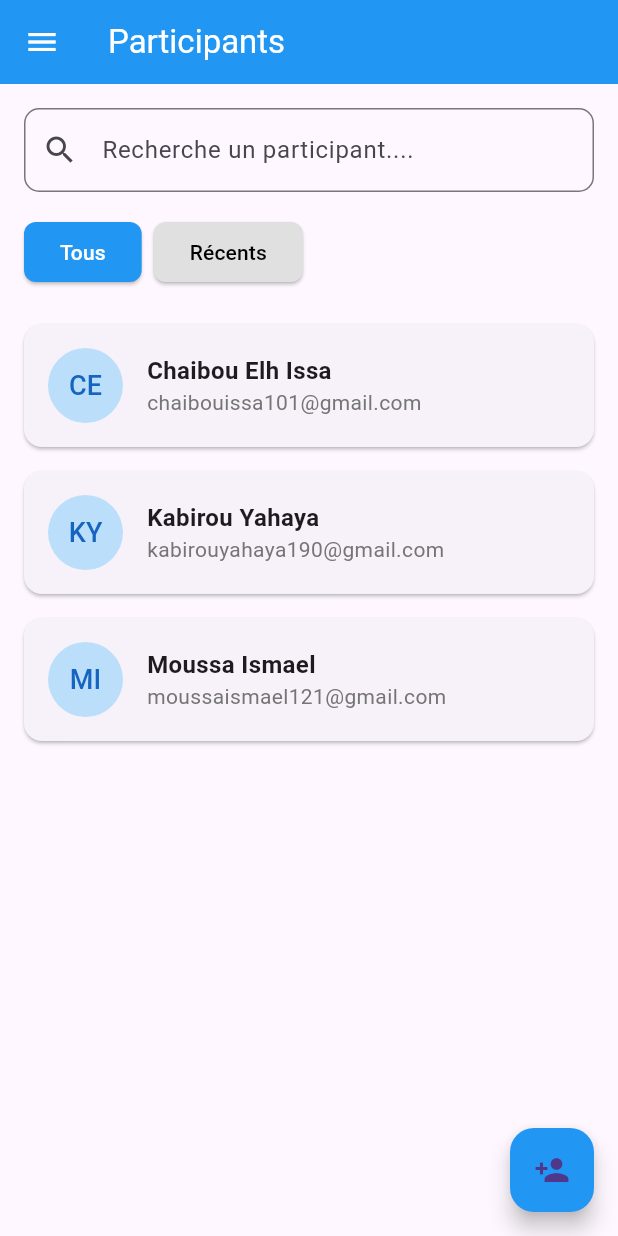
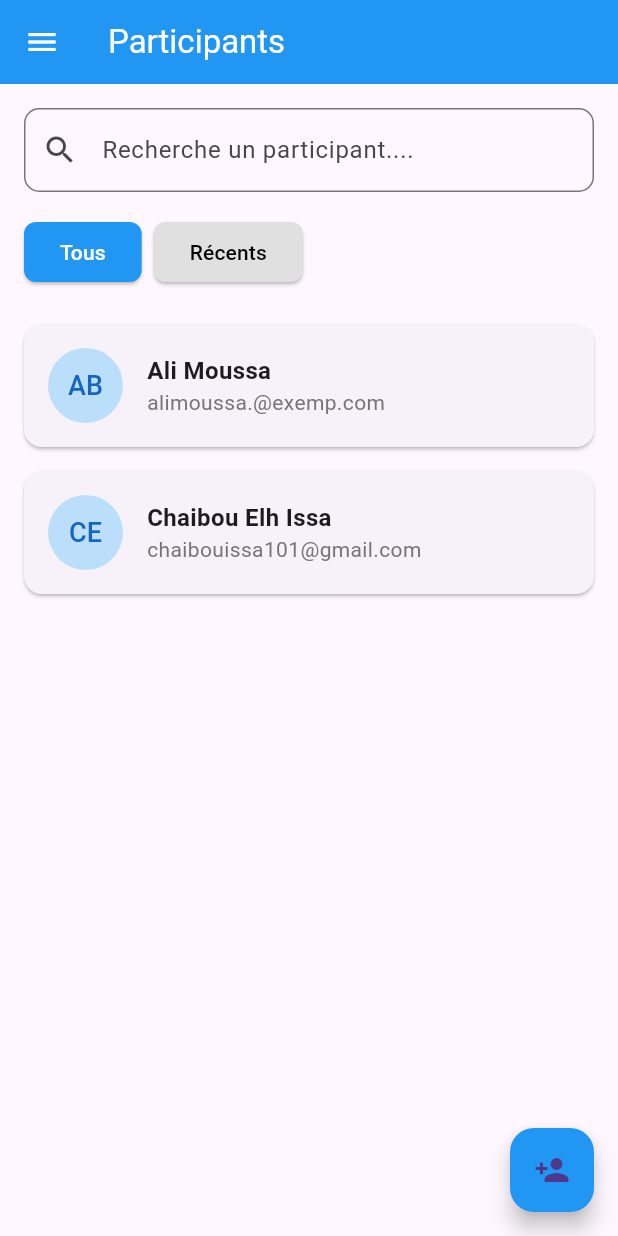
Before and after one commit to Gaman-cmd/projet, a Flutter app: the ParticipantsPage screen opened directly, on a phone screen of 412 x 824 dp. Run offline on Flutter 3.47's test engine with Material 3 defaults, Android fonts, the light colour scheme and no system bars; our stand-ins replace pdf, printing, qr_flutter, share_plus; missing offline and left inert: qr; network calls fail.

Commit message:
commit
salut

```diff
--- a/app_qr_formation/lib/Formation.dart
+++ b/app_qr_formation/lib/Formation.dart
@@ -127,7 +127,7 @@ class _FormationsPageState extends State<FormationsPage> {
   Widget build(BuildContext context) {
     return Scaffold(
       appBar: AppBar(
-        backgroundColor: const Color.fromARGB(255, 231, 3, 3),
+        backgroundColor: Colors.blue,
         title: Text('Formations', style: TextStyle(color: Colors.white)),
         actions: [
           IconButton(
--- a/app_qr_formation/lib/home_page.dart
+++ b/app_qr_formation/lib/home_page.dart
@@ -228,147 +228,6 @@ class __AccueilPageContentState extends State<_AccueilPageContent> {
     return '${date.day}/${date.month}/${date.year}';
   }
 }
-
-class ParticipantsPage extends StatelessWidget {
-  @override
-  Widget build(BuildContext context) {
-    return Scaffold(
-      appBar: AppBar(
-        backgroundColor: Colors.blue,
-        title: Text('Participants', style: TextStyle(color: Colors.white)),
-        leading: IconButton(
-          icon: Icon(Icons.menu, color: Colors.white),
-          onPressed: () {
-            // Action du menu
-          },
-        ),
-      ),
-      body: Column(
-        children: <Widget>[
-          Padding(
-            padding: const EdgeInsets.all(16.0),
-            child: TextField(
-              decoration: InputDecoration(
-                prefixIcon: Icon(Icons.search),
-                hintText: 'Recherche un participant....',
-                border: OutlineInputBorder(
-                  borderRadius: BorderRadius.circular(10.0),
-                ),
-              ),
-            ),
-          ),
-          Padding(
-            padding: const EdgeInsets.symmetric(horizontal: 16.0),
-            child: Row(
-              children: <Widget>[
-                ElevatedButton(
-                  onPressed: () {
-                    // Action pour afficher tous les participants
-                  },
-                  child: Text('Tous'),
-                  style: ElevatedButton.styleFrom(
-                    backgroundColor: Colors.blue,
-                    foregroundColor: Colors.white,
-                    shape: RoundedRectangleBorder(
-                      borderRadius: BorderRadius.circular(8.0),
-                    ),
-                  ),
-                ),
-                SizedBox(width: 8.0),
-                ElevatedButton(
-                  onPressed: () {
-                    // Action pour afficher les participants récents
-                  },
-                  child: Text('Récents'),
-                  style: ElevatedButton.styleFrom(
-                    backgroundColor: Colors.grey[300],
-                    foregroundColor: Colors.black,
-                    shape: RoundedRectangleBorder(
-                      borderRadius: BorderRadius.circular(8.0),
-                    ),
-                  ),
-                ),
-              ],
-            ),
-          ),
-          Expanded(
-            child: ListView(
-              padding: const EdgeInsets.all(16.0),
-              children: <Widget>[
-                _buildParticipantItem(
-                  initials: 'CE',
-                  name: 'Chaibou Elh Issa',
-                  email: 'chaibouissa101@gmail.com',
-                ),
-                _buildParticipantItem(
-                  initials: 'KY',
-                  name: 'Kabirou Yahaya',
-                  email: 'kabirouyahaya190@gmail.com',
-                ),
-                _buildParticipantItem(
-                  initials: 'MI',
-                  name: 'Moussa Ismael',
-                  email: 'moussaismael121@gmail.com',
-                ),
-                // Ajoutez d'autres participants ici
-              ],
-            ),
-          ),
-        ],
-      ),
- floatingActionButton: FloatingActionButton(
-  onPressed: () {
-    Navigator.push(
-      context,
-      MaterialPageRoute(builder: (context) => AddParticipantPage()),
-    );
-  },
-  child: Icon(Icons.person_add),
-  backgroundColor: Colors.blue,
-),
-      floatingActionButtonLocation: FloatingActionButtonLocation.endFloat,
-    );
-  }
-
-  Widget _buildParticipantItem({
-    required String initials,
-    required String name,
-    required String email,
-  }) {
-    return Card(
-      margin: EdgeInsets.symmetric(vertical: 8.0),
-      child: Padding(
-        padding: const EdgeInsets.all(16.0),
-        child: Row(
-          children: <Widget>[
-            CircleAvatar(
-              backgroundColor: Colors.blue[100],
-              radius: 25,
-              child: Text(
-                initials,
-                style: TextStyle(fontSize: 18, color: Colors.blue[800]),
-              ),
-            ),
-            SizedBox(width: 16.0),
-            Expanded(
-              child: Column(
-                crossAxisAlignment: CrossAxisAlignment.start,
-                children: <Widget>[
-                  Text(
-                    name,
-                    style: TextStyle(fontSize: 16, fontWeight: FontWeight.bold),
-                  ),
-                  Text(email, style: TextStyle(color: Colors.grey[600])),
-                ],
-              ),
-            ),
-          ],
-        ),
-      ),
-    );
-  }
-}
-
 class ProfilPage extends StatelessWidget {
   @override
   Widget build(BuildContext context) {
--- a/app_qr_formation/lib/participants_page.dart
+++ b/app_qr_formation/lib/participants_page.dart
@@ -1,19 +1,18 @@
-// ignore_for_file: sort_child_properties_last
-
 import 'package:flutter/material.dart';
 import 'ajout_participant.dart'; // Assurez-vous que le chemin est correct
+import 'code_barre.dart'; // Importer la page code_barre
 
 class ParticipantsPage extends StatelessWidget {
-  const ParticipantsPage({super.key});
+  const ParticipantsPage({Key? key}) : super(key: key);
 
   @override
   Widget build(BuildContext context) {
     return Scaffold(
       appBar: AppBar(
         backgroundColor: Colors.blue,
-        title: Text('Participants', style: TextStyle(color: Colors.white)),
+        title: const Text('Participants', style: TextStyle(color: Colors.white)),
         leading: IconButton(
-          icon: Icon(Icons.menu, color: Colors.white),
+          icon: const Icon(Icons.menu, color: Colors.white),
           onPressed: () {
             // Action du menu
           },
@@ -25,7 +24,7 @@ class ParticipantsPage extends StatelessWidget {
             padding: const EdgeInsets.all(16.0),
             child: TextField(
               decoration: InputDecoration(
-                prefixIcon: Icon(Icons.search),
+                prefixIcon: const Icon(Icons.search),
                 hintText: 'Recherche un participant....',
                 border: OutlineInputBorder(
                   borderRadius: BorderRadius.circular(10.0),
@@ -41,7 +40,6 @@ class ParticipantsPage extends StatelessWidget {
                   onPressed: () {
                     // Action pour afficher tous les participants
                   },
-                  child: Text('Tous'),
                   style: ElevatedButton.styleFrom(
                     backgroundColor: Colors.blue,
                     foregroundColor: Colors.white,
@@ -49,13 +47,13 @@ class ParticipantsPage extends StatelessWidget {
                       borderRadius: BorderRadius.circular(8.0),
                     ),
                   ),
+                  child: const Text('Tous'),
                 ),
-                SizedBox(width: 8.0),
+                const SizedBox(width: 8.0),
                 ElevatedButton(
                   onPressed: () {
                     // Action pour afficher les participants récents
                   },
-                  child: Text('Récents'),
                   style: ElevatedButton.styleFrom(
                     backgroundColor: Colors.grey[300],
                     foregroundColor: Colors.black,
@@ -63,6 +61,7 @@ class ParticipantsPage extends StatelessWidget {
                       borderRadius: BorderRadius.circular(8.0),
                     ),
                   ),
+                  child: const Text('Récents'),
                 ),
               ],
             ),
@@ -72,24 +71,22 @@ class ParticipantsPage extends StatelessWidget {
               padding: const EdgeInsets.all(16.0),
               children: <Widget>[
                 _buildParticipantItem(
+                  context,
                   initials: 'AB',
                   name: 'Ali Moussa',
                   email: 'alimoussa.@exemp.com',
+                  phoneNumber: '+22798765432',
+                  dateOfBirth: '15/03/1990',
+                  lieuNaissance: 'A Tahoua',
                 ),
                 _buildParticipantItem(
+                  context,
                   initials: 'CE',
                   name: 'Chaibou Elh Issa',
                   email: 'chaibouissa101@gmail.com',
-                ),
-                _buildParticipantItem(
-                  initials: 'KY',
-                  name: 'Kabirou Yahaya',
-                  email: 'kabirouyahaya190@gmail.com',
-                ),
-                _buildParticipantItem(
-                  initials: 'MI',
-                  name: 'Moussa Ismael',
-                  email: 'moussaismael121@gmail.com',
+                  phoneNumber: '+22788576328',
+                  dateOfBirth: '20/02/2000',
+                  lieuNaissance:'A Niamey'
                 ),
                 // Ajoutez d'autres participants ici
               ],
@@ -104,20 +101,39 @@ class ParticipantsPage extends StatelessWidget {
             MaterialPageRoute(builder: (context) => AddParticipantPage()),
           );
         },
-  child: Icon(Icons.person_add),
         backgroundColor: Colors.blue,
+        child: const Icon(Icons.person_add),
       ),
       floatingActionButtonLocation: FloatingActionButtonLocation.endFloat,
     );
   }
 
-  Widget _buildParticipantItem({
+  Widget _buildParticipantItem(
+    BuildContext context, {
     required String initials,
     required String name,
     required String email,
+    required String phoneNumber,
+    required String dateOfBirth,
+    required String lieuNaissance,
   }) {
-    return Card(
-      margin: EdgeInsets.symmetric(vertical: 8.0),
+    return InkWell(
+      onTap: () {
+        Navigator.push(
+          context,
+          MaterialPageRoute(
+            builder: (context) => CodeBarrePage(
+              name: name,
+              email: email,
+              phoneNumber: phoneNumber,
+              dateOfBirth: dateOfBirth,
+              lieuNaissance: lieuNaissance,
+            ),
+          ),
+        );
+      },
+      child: Card(
+        margin: const EdgeInsets.symmetric(vertical: 8.0),
         child: Padding(
           padding: const EdgeInsets.all(16.0),
           child: Row(
@@ -130,14 +146,14 @@ class ParticipantsPage extends StatelessWidget {
                   style: TextStyle(fontSize: 18, color: Colors.blue[800]),
                 ),
               ),
-            SizedBox(width: 16.0),
+              const SizedBox(width: 16.0),
               Expanded(
                 child: Column(
                   crossAxisAlignment: CrossAxisAlignment.start,
                   children: <Widget>[
                     Text(
                       name,
-                    style: TextStyle(fontSize: 16, fontWeight: FontWeight.bold),
+                      style: const TextStyle(fontSize: 16, fontWeight: FontWeight.bold),
                     ),
                     Text(email, style: TextStyle(color: Colors.grey[600])),
                   ],
@@ -146,6 +162,7 @@ class ParticipantsPage extends StatelessWidget {
             ],
           ),
         ),
+      ),
     );
   }
 }
```
Also changed, not shown: app_qr_formation/lib/ajout_participant.dart (+24 -2 lines), app_qr_formation/lib/code_barre.dart (added, +205 -0 lines), app_qr_formation/pubspec.yaml (+5 -25 lines), app_qr_formation/pubspec.lock, 5 other files. Lines whose indentation alone changed are shown as unchanged.
